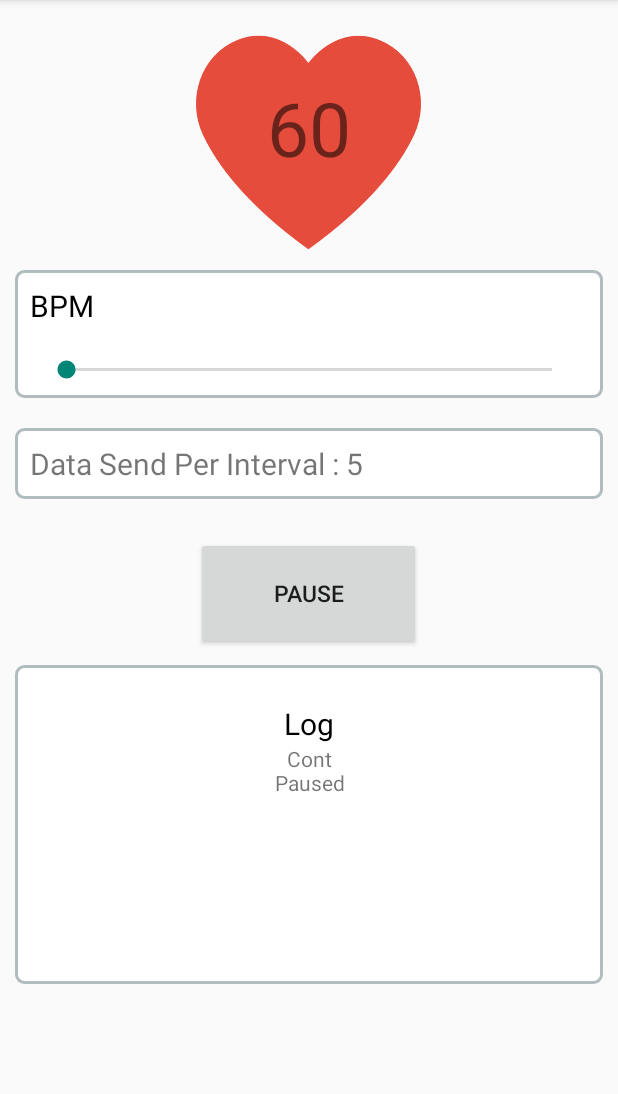
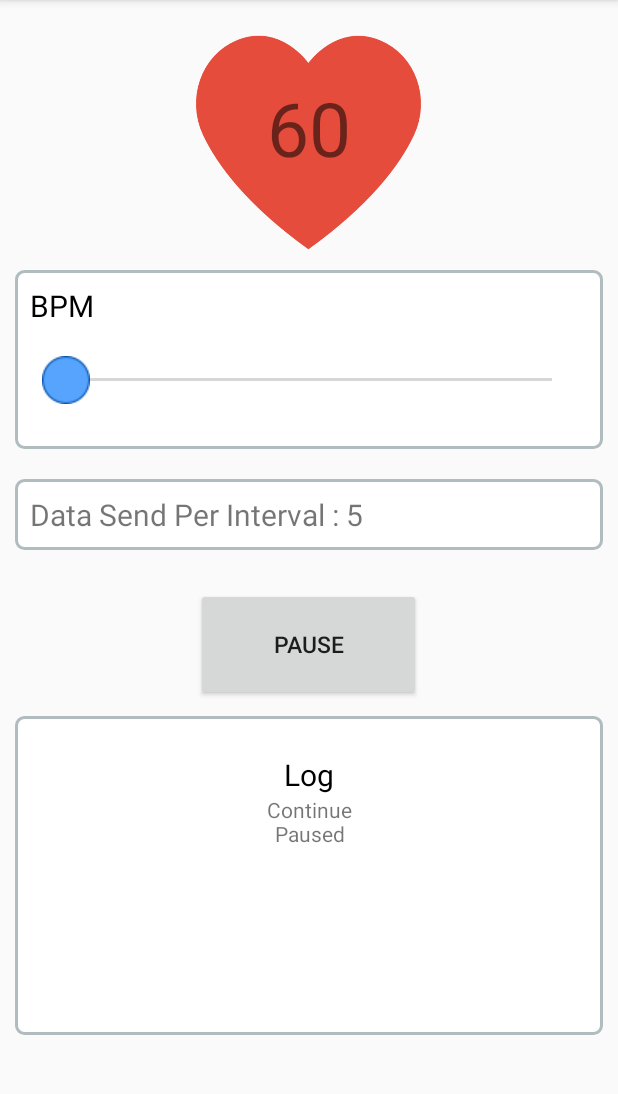
Before and after one commit to triarts/AI-FinalProject, an Android app: the screen it shows after launch (MainActivity), after a tap on "START", on a phone screen of 412 x 824 dp, the part 84-1178 px from its top. Run offline under Robolectric (Android 15) with nearby library versions, the phone set to English and light mode, and no system bars; our stand-ins replace Volley; network calls fail; 1 statement that could not run was skipped; 1 other tap on this screen came first.

Commit message:
test file filter, gantu thumb seekbar

```diff
--- a/app/src/main/java/com/personalapp/ai_final_project/Global.java
+++ b/app/src/main/java/com/personalapp/ai_final_project/Global.java
@@ -17,7 +17,7 @@ public class Global {
         csv_full = R.raw.mitbih_test_number_format;
         csv_500 = R.raw.mitbih_test;
         csv_small = R.raw.mitbih_test_small;
-        csv_filtered = 0;
+        csv_filtered = R.raw.mitbih_test_filter;
 
         keyJson = "hb";
     }
--- a/app/src/main/java/com/personalapp/ai_final_project/MainActivity.java
+++ b/app/src/main/java/com/personalapp/ai_final_project/MainActivity.java
@@ -43,6 +43,8 @@ public class MainActivity extends AppCompatActivity {
     final PostToServer mPostToServer = new PostToServer();
     String[] changedhb;
     List<String[]> listHBCSV;
+
+    boolean flagRandom = true;
     @Override
     protected void onCreate(Bundle savedInstanceState) {
         super.onCreate(savedInstanceState);
@@ -69,10 +71,14 @@ public class MainActivity extends AppCompatActivity {
         seekBarInterval.setOnSeekBarChangeListener(mSeekbarListener);
 
 
-        InputStream inputStream = getResources().openRawResource(glob.csv_small);
+        InputStream inputStream = getResources().openRawResource(glob.csv_filtered);
         csvFile = new CSVFile(inputStream);
         listHBCSV = csvFile.read();
-        Collections.shuffle(listHBCSV);
+        if(flagRandom)
+        {
+            Collections.shuffle(listHBCSV);
+        }
+
         //tvLog.append(PostToServer.StringArrayCombine(list.get(0)));
 
 
@@ -130,7 +136,10 @@ public class MainActivity extends AppCompatActivity {
     {
         if(currentRowIndex+samplePerInterval() >= datazise) {
             //reset kalau sudah mentok
-            Collections.shuffle(listHBCSV);
+            if(flagRandom)
+            {
+                Collections.shuffle(listHBCSV);
+            }
             currentRowIndex = 0;
         }
 
@@ -175,20 +184,11 @@ public class MainActivity extends AppCompatActivity {
         }
 
         @Override
-        public void onStartTrackingTouch(SeekBar seekBar) {
-
-
-        }
+        public void onStartTrackingTouch(SeekBar seekBar) { }
 
 
         @Override
         public void onStopTrackingTouch(SeekBar seekBar) {
-//            setupArrListSample();
-//            mPostToServer.setPostParam(PostToServer.setJson(glob.keyJson,setupArrListSample()));
-
-
-//            ArrList.add(PostToServer.StringArrayCombine(changedhb));
-
             tvSamplePerInterval.setText(""+samplePerInterval());
         }
     }
@@ -208,7 +208,7 @@ public class MainActivity extends AppCompatActivity {
                 else
                 {
                     startStop = true;
-                    tvLog.setText("Cont\n"+tvLog.getText());
+                    tvLog.setText("Continue\n"+tvLog.getText());
                     btnStartStop.setText("Pause");
                 }
             }
--- a/app/src/main/java/com/personalapp/ai_final_project/PostToServer.java
+++ b/app/src/main/java/com/personalapp/ai_final_project/PostToServer.java
@@ -77,7 +77,7 @@ public class PostToServer {
                         Log.d(TAG, response.toString());
                         tvLog.setText(response.toString()+tvLog.getText());
                         //tvLog.append(response.toString());
-                        Toast.makeText(con, response.toString(), Toast.LENGTH_SHORT).show();
+                        //Toast.makeText(con, response.toString(), Toast.LENGTH_SHORT).show();
                     }
                 }, new Response.ErrorListener() {
 
--- /dev/null
+++ b/app/src/main/res/drawable/thumb_sekbar.xml
@@ -0,0 +1,15 @@
+<?xml version="1.0" encoding="utf-8"?>
+<layer-list xmlns:android="http://schemas.android.com/apk/res/android" >
+
+    <item>
+        <shape>
+            <size
+                android:height="30dp"
+                android:width="30dp" />
+
+            <solid android:color="@android:color/transparent" />
+        </shape>
+    </item>
+    <item android:drawable="@drawable/full_moon"/>
+
+</layer-list>
--- a/app/src/main/res/layout/activity_main.xml
+++ b/app/src/main/res/layout/activity_main.xml
@@ -61,8 +61,10 @@
                     android:layout_marginEnd="8dp"
                     android:layout_marginStart="8dp"
                     android:layout_marginTop="20dp"
+                    android:layout_marginBottom="20dp"
                     android:gravity="center"
                     android:layout_gravity="center"
+                    android:thumb="@drawable/thumb_sekbar"
                     />
             </LinearLayout>
 
```
Also changed, not shown: app/src/main/res/drawable/full_moon.png (added), 1 other file. Lines whose indentation alone changed are shown as unchanged.
